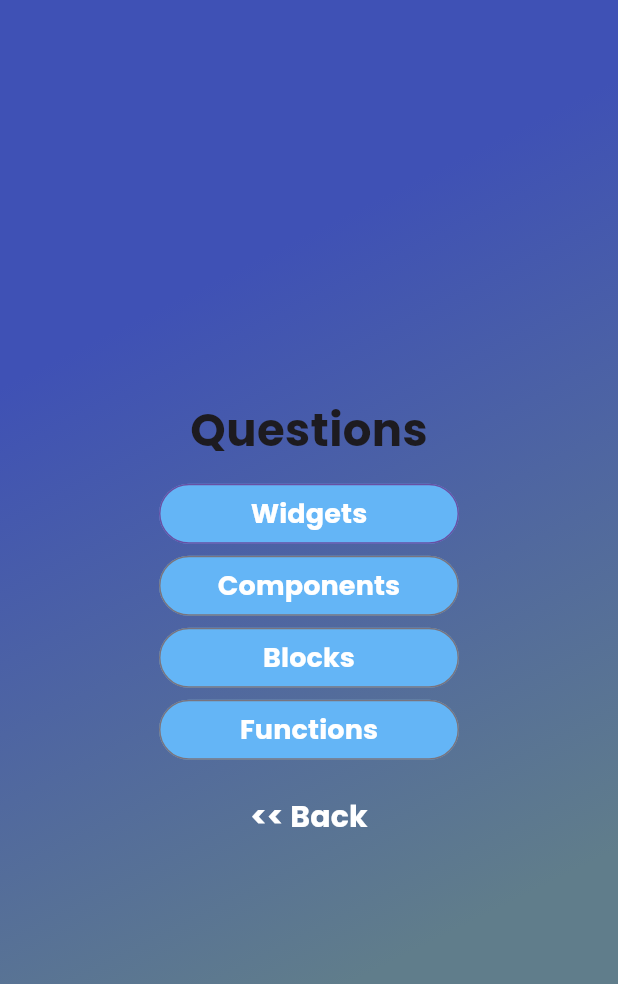
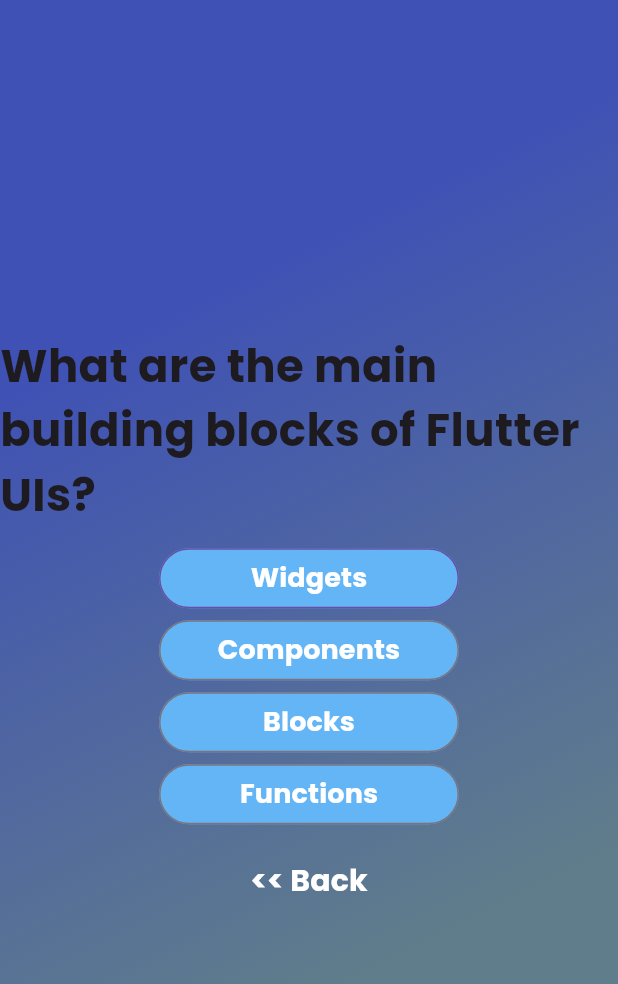
Before and after one commit to rashen33/quiz_app_flutter, a Flutter app: the screen it shows after launch, after a tap on "Start Quiz", on a phone screen of 412 x 824 dp. Shown: the top 984 px of the screen. Run offline on Flutter 3.47's test engine with Material 3 defaults, Android fonts, the phone set to English and light mode, and no system bars; our stand-ins replace google_fonts.

Commit message:
made the qeustion_screen a stateful widget

```diff
--- a/lib/data/questions.dart
+++ b/lib/data/questions.dart
@@ -1,7 +1,7 @@
 import '../models/quiz_question.dart';
 
 final List<QuizQuestion> quesitons = [
-   QuizQuestion(
+   const QuizQuestion(
     'What are the main building blocks of Flutter UIs?',
     [
       'Widgets',
@@ -10,13 +10,13 @@ final List<QuizQuestion> quesitons = [
       'Functions',
     ],
   ),
-   QuizQuestion('How are Flutter UIs built?', [
+  const QuizQuestion('How are Flutter UIs built?', [
     'By combining widgets in code',
     'By combining widgets in a visual editor',
     'By defining widgets in config files',
     'By using XCode for iOS and Android Studio for Android',
   ]),
-  QuizQuestion(
+  const QuizQuestion(
     'What\'s the purpose of a StatefulWidget?',
     [
       'Update UI as data changes',
@@ -25,7 +25,7 @@ final List<QuizQuestion> quesitons = [
       'Render UI that does not depend on data',
     ],
   ),
-   QuizQuestion(
+   const QuizQuestion(
     'Which widget should you try to use more often: StatelessWidget or StatefulWidget?',
     [
       'StatelessWidget',
@@ -34,7 +34,7 @@ final List<QuizQuestion> quesitons = [
       'None of the above',
     ],
   ),
-  QuizQuestion(
+  const QuizQuestion(
     'What happens if you change data in a StatelessWidget?',
     [
       'The UI is not updated',
@@ -43,7 +43,7 @@ final List<QuizQuestion> quesitons = [
       'Any nested StatefulWidgets are updated',
     ],
   ),
-  QuizQuestion(
+  const QuizQuestion(
     'How should you update data inside of StatefulWidgets?',
     [
       'By calling setState()',
--- a/lib/question_screen.dart
+++ b/lib/question_screen.dart
@@ -3,11 +3,15 @@ import 'package:google_fonts/google_fonts.dart';
 import 'package:quiz_app_flutter/answer_button.dart';
 import 'package:quiz_app_flutter/data/questions.dart';
 
-class QuestionScreen extends StatelessWidget {
+class QuestionScreen extends StatefulWidget {
   const QuestionScreen({super.key, required this.onAction});
-
   final Function(String value) onAction;
 
+  @override
+  State<QuestionScreen> createState() => _QuestionScreenState();
+}
+
+class _QuestionScreenState extends State<QuestionScreen> {
   @override
   Widget build(BuildContext context) {
     return Center(
@@ -18,7 +22,7 @@ class QuestionScreen extends StatelessWidget {
             height: 10,
           ),
           Text(
-            'Questions',
+            quesitons[0].question,
             style: GoogleFonts.poppins(
               fontSize: 30,
               fontWeight: FontWeight.bold,
@@ -27,13 +31,16 @@ class QuestionScreen extends StatelessWidget {
           const SizedBox(
             height: 10,
           ),
-          ...quesitons[0].answers.map((answer) => AnswerButton(value: answer, onAnswer: () {},)), //Getting the answers from the questions.dart file
+          ...quesitons[0].answers.map((answer) => AnswerButton(
+                value: answer,
+                onAnswer: () {},
+              )), //Getting the answers from the questions.dart file
           const SizedBox(
             height: 10,
           ),
           TextButton(
             onPressed: () {
-              onAction('start');
+              widget.onAction('start'); //widget is used to access the onAction in QuestionScreen class
             },
             child: Text(
               '<< Back',
```
